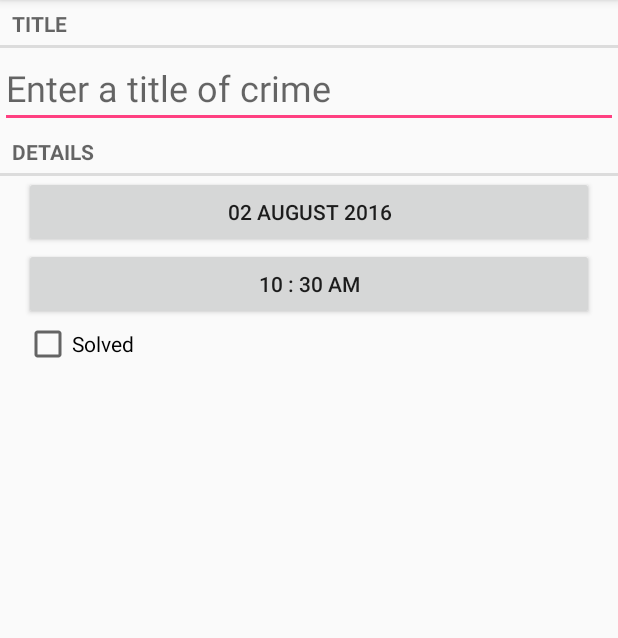
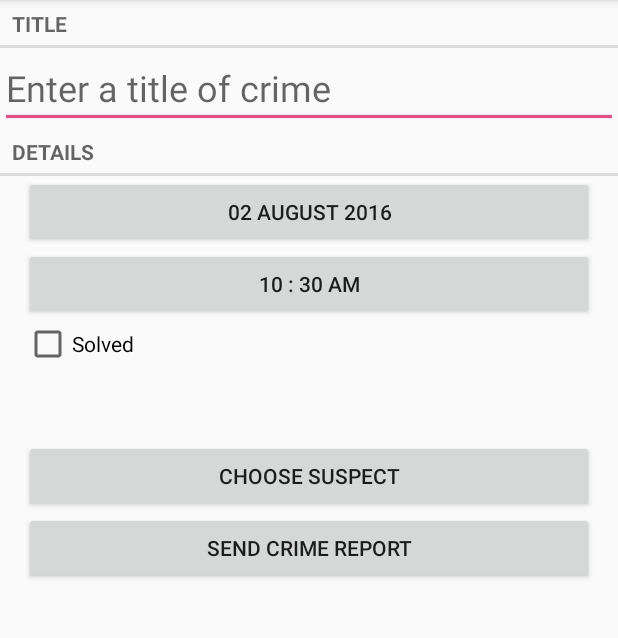
Before and after one commit to tanaphonble/criminal-intention, an Android app: the CrimeListFragment screen opened directly, with no data from a screen before it, after a tap on "New Crime", on a phone screen of 412 x 824 dp, the part 84-722 px from its top. Run offline under Robolectric (Android 15) with nearby library versions, the phone set to English and light mode, and no system bars.

Commit message:
add column suspect  to DB

```diff
--- a/app/src/main/java/com/augmentis/ayp/crimin/CrimeActivity.java
+++ b/app/src/main/java/com/augmentis/ayp/crimin/CrimeActivity.java
@@ -1,4 +1,4 @@
-package com.augmentis.ayp.crimin;
+ package com.augmentis.ayp.crimin;
 
 import android.content.Context;
 import android.content.Intent;
--- a/app/src/main/java/com/augmentis/ayp/crimin/CrimeFragment.java
+++ b/app/src/main/java/com/augmentis/ayp/crimin/CrimeFragment.java
@@ -15,6 +15,9 @@ import android.widget.Button;
 import android.widget.CheckBox;
 import android.widget.CompoundButton;
 import android.widget.EditText;
+
+import com.augmentis.ayp.crimin.model.Crime;
+import com.augmentis.ayp.crimin.model.CrimeLab;
 
 import java.util.Date;
 import java.util.UUID;
@@ -58,8 +61,10 @@ public class CrimeFragment extends Fragment {
     @Override
     public void onCreate(Bundle savedInstanceState) {
         super.onCreate(savedInstanceState);
+
+        CrimeLab crimeLab = CrimeLab.getInstance(getActivity());
         UUID crimeId = (UUID) getArguments().getSerializable(CRIME_ID);
-        crime = CrimeLab.getInstance(getActivity()).getCrimeById(crimeId);
+        crime = crimeLab.getCrimeById(crimeId);
     }
 
 
@@ -96,7 +101,8 @@ public class CrimeFragment extends Fragment {
         deleteCrimeButton.setOnClickListener(new View.OnClickListener() {
             @Override
             public void onClick(View v) {
-                CrimeLab.getInstance(getActivity()).deleteCrimeById(crime.getId());
+                //CrimeLab.getInstance(getActivity()).deleteCrimeById(crime.getId());
+                CrimeLab.getInstance(getActivity()).deleteCrime(crime.getId());
                 getActivity().finish();
             }
         });
@@ -134,13 +140,10 @@ public class CrimeFragment extends Fragment {
             @Override
             public void onCheckedChanged(CompoundButton buttonView, boolean isChecked) {
                 crime.setSolved(isChecked);
-                Log.d(CrimeListFragment.TAG, "Crime:" + crime.toString());
             }
         });
-
         Intent intent = new Intent();
         getActivity().setResult(Activity.RESULT_OK, intent);
-
         return v;
     }
 
@@ -151,15 +154,18 @@ public class CrimeFragment extends Fragment {
         }
         if (requestCode == REQUEST_DATE) {
             Date date = (Date) data.getSerializableExtra(DatePickerFragment.EXTRA_DATE);
-
             crime.setCrimeDate(date);
             crimeDateButton.setText(crime.getSimpleDateFormat(crime.getCrimeDate()));
-        }else if(requestCode == REQUEST_TIME){
+        } else if (requestCode == REQUEST_TIME) {
             Date date = (Date) data.getSerializableExtra(TimePickerFragment.EXTRA_TIME);
-
             crime.setCrimeDate(date);
             crimeTimeButton.setText(crime.getSimpleTimeFormat(crime.getCrimeDate()));
         }
+    }
 
+    @Override
+    public void onPause() {
+        super.onPause();
+        CrimeLab.getInstance(getActivity()).updateCrime(crime); // update crime in db
     }
 }
--- a/app/src/main/java/com/augmentis/ayp/crimin/CrimeLab.java
+++ /dev/null
@@ -1,66 +0,0 @@
-package com.augmentis.ayp.crimin;
-
-import android.content.Context;
-
-import java.util.ArrayList;
-import java.util.List;
-import java.util.UUID;
-
-/**
- * Created by Tanaphon on 7/18/2016.
- */
-public class CrimeLab {
-    List<Crime> crimeList;
-
-    private static CrimeLab instance;
-
-
-    public static CrimeLab getInstance(Context context) {
-        if (instance == null) {
-            instance = new CrimeLab();
-        }
-        return instance;
-    }
-
-
-    private CrimeLab() {
-        crimeList = new ArrayList<>();
-    }
-
-    public int getCrimePositionById(UUID uuid) {
-        int size = crimeList.size();
-        for (int i = 0; i < size; i++) {
-            if (crimeList.get(i).getId().equals(uuid)) {
-                return i;
-            }
-        }
-        return -1;
-    }
-
-    public void deleteCrimeById(UUID uuid) {
-        for (Crime crime : crimeList) {
-            if (crime.getId().equals(uuid)) {
-                crimeList.remove(getCrimePositionById(uuid));
-                return;
-            }
-        }
-    }
-
-    public Crime getCrimeById(UUID uuid) {
-        for (Crime crime : crimeList) {
-            if (crime.getId().equals(uuid)) {
-                return crime;
-            }
-        }
-        return null;
-    }
-
-
-    public List<Crime> getCrimes() {
-        return this.crimeList;
-    }
-
-    public void addCrime(Crime crime) {
-        crimeList.add(crime);
-    }
-}
--- a/app/src/main/java/com/augmentis/ayp/crimin/CrimeListFragment.java
+++ b/app/src/main/java/com/augmentis/ayp/crimin/CrimeListFragment.java
@@ -1,6 +1,5 @@
 package com.augmentis.ayp.crimin;
 
-import android.app.Activity;
 import android.content.Intent;
 import android.os.Bundle;
 import android.support.annotation.Nullable;
@@ -19,7 +18,9 @@ import android.widget.CheckBox;
 import android.widget.CompoundButton;
 import android.widget.TextView;
 
-import java.util.Arrays;
+import com.augmentis.ayp.crimin.model.Crime;
+import com.augmentis.ayp.crimin.model.CrimeLab;
+
 import java.util.List;
 
 
@@ -33,8 +34,6 @@ public class CrimeListFragment extends Fragment {
     private RecyclerView _crimeRecyclerView;
     private CrimeAdapter _adapter;
 
-    private Integer[] crimePos;
-
     protected static final String TAG = "CRIME_LIST";
 
     private boolean _subtitleVisible;
@@ -45,11 +44,9 @@ public class CrimeListFragment extends Fragment {
         View v = inflater.inflate(R.layout.fragment_crime_list, container, false);
         _crimeRecyclerView = (RecyclerView) v.findViewById(R.id.crime_recycler_view);
         _crimeRecyclerView.setLayoutManager(new LinearLayoutManager(getActivity()));
-
-        if(savedInstanceState != null){
+        if (savedInstanceState != null) {
             _subtitleVisible = savedInstanceState.getBoolean(SUBTITLE_VISIBLE_STATE);
         }
-
         updateUI();
 
         return v;
@@ -59,15 +56,12 @@ public class CrimeListFragment extends Fragment {
     public void onCreateOptionsMenu(Menu menu, MenuInflater inflater) {
         super.onCreateOptionsMenu(menu, inflater);
         inflater.inflate(R.menu.crime_list_menu, menu);
-
         MenuItem menuItem = menu.findItem(R.id.menu_item_show_subtitle);
-
         if (_subtitleVisible) {
             menuItem.setTitle(R.string.hide_subtitle);
         } else {
             menuItem.setTitle(R.string.show_subtitle);
         }
-
     }
 
     @Override
@@ -82,7 +76,7 @@ public class CrimeListFragment extends Fragment {
         switch (item.getItemId()) {
             case R.id.menu_item_new_crime:
                 Crime crime = new Crime();
-                CrimeLab.getInstance(getActivity()).addCrime(crime); // TODO: Add addCrime to Crime
+                CrimeLab.getInstance(getActivity()).addCrime(crime);
                 Intent intent = CrimePagerActivity.newIntent(getActivity(), crime.getId(), true);
                 startActivity(intent);
                 return true;
@@ -107,6 +101,7 @@ public class CrimeListFragment extends Fragment {
             _adapter = new CrimeAdapter(crimes);
             _crimeRecyclerView.setAdapter(_adapter);
         } else {
+            _adapter.setCrimes(crimeLab.getCrimes());
             _adapter.notifyDataSetChanged();
         }
         updateSubtitle();
@@ -117,7 +112,7 @@ public class CrimeListFragment extends Fragment {
         CrimeLab crimeLab = CrimeLab.getInstance(getActivity());
         int crimeCount = crimeLab.getCrimes().size();
         String subtitle = getString(R.string.subtitle_format, crimeCount);
-        if(!_subtitleVisible){
+        if (!_subtitleVisible) {
             subtitle = null;
         }
         AppCompatActivity appCompatActivity = (AppCompatActivity) getActivity();
@@ -161,6 +156,7 @@ public class CrimeListFragment extends Fragment {
                 @Override
                 public void onCheckedChanged(CompoundButton buttonView, boolean isChecked) {
                     _crime.setSolved(isChecked);
+                    CrimeLab.getInstance(getActivity()).updateCrime(_crime);
                 }
             });
             _dateTextView.setText(_crime.getCrimeDate().toString());
@@ -178,6 +174,10 @@ public class CrimeListFragment extends Fragment {
         private List<Crime> _crimes;
 
         public CrimeAdapter(List<Crime> crimes) {
+            _crimes = crimes;
+        }
+
+        protected void setCrimes(List<Crime> crimes) {
             _crimes = crimes;
         }
 
--- a/app/src/main/java/com/augmentis/ayp/crimin/CrimePagerActivity.java
+++ b/app/src/main/java/com/augmentis/ayp/crimin/CrimePagerActivity.java
@@ -2,80 +2,30 @@ package com.augmentis.ayp.crimin;
 
 import android.content.Context;
 import android.content.Intent;
-import android.os.Bundle;
 import android.support.v4.app.Fragment;
-import android.support.v4.app.FragmentManager;
-import android.support.v4.app.FragmentStatePagerAdapter;
-import android.support.v4.view.ViewPager;
-import android.support.v7.app.AppCompatActivity;
-import android.util.Log;
 
-import java.util.List;
 import java.util.UUID;
 
-public class CrimePagerActivity extends AppCompatActivity {
+public class CrimePagerActivity extends SingleFragmentActivity {
 
     private static final String IS_ON_ADD_NEW_CRIME = "IS_ON_ADD_NEW_CRIME" ;
 
-    private ViewPager _viewPager;
-    private List<Crime> _crimes;
     private UUID _crimeId;
-
     private boolean _isNewCrime;
 
     @Override
-    protected void onCreate(Bundle savedInstanceState) {
-        super.onCreate(savedInstanceState);
-        setContentView(R.layout.activity_crime_pager);
-
+    protected Fragment onCreateFragment() {
         _crimeId = (UUID) getIntent().getSerializableExtra(CRIME_ID);
-
-        _viewPager = (ViewPager) findViewById(R.id.activity_crime_pager_view_pager);
-
-        _crimes = CrimeLab.getInstance(this).getCrimes();
-
         _isNewCrime = (boolean) getIntent().getSerializableExtra(IS_ON_ADD_NEW_CRIME);
-
-        FragmentManager fm = getSupportFragmentManager();
-
-        _viewPager.setAdapter(new FragmentStatePagerAdapter(fm) {
-            @Override
-            public Fragment getItem(int position) {
-                Crime crime = _crimes.get(position);
-                Fragment f = CrimeFragment.newInstance(crime.getId(), _isNewCrime);
-                return f;
-            }
-
-            @Override
-            public int getCount() {
-                return _crimes.size();
-            }
-        });
-
-        int position = CrimeLab.getInstance(this).getCrimePositionById(_crimeId);
-        _viewPager.setCurrentItem(position);
-    }
-
-    @Override
-    protected void onPause() {
-        super.onPause();
-
-        Log.d(CrimeListFragment.TAG, "Crime Pager Activity: on pause");
+        return CrimeFragment.newInstance(_crimeId, _isNewCrime);
     }
 
     protected static final String CRIME_ID = "crimePagerActivity.crimeId";
-    /**
-     * Create an intent for sending intent to this class
-     *
-     * @param activity intent from this activity
-     * @param id       crime uuid
-     * @return intent that for starting a new activity
-     */
+
     public static Intent newIntent(Context activity, UUID id, boolean isOnAddNewCrime) {
         Intent intent = new Intent(activity, CrimePagerActivity.class);
         intent.putExtra(CRIME_ID, id);
         intent.putExtra(IS_ON_ADD_NEW_CRIME, isOnAddNewCrime);
         return intent;
     }
-
 }
--- a/app/src/main/java/com/augmentis/ayp/crimin/Crime.java
+++ b/app/src/main/java/com/augmentis/ayp/crimin/model/Crime.java
@@ -1,4 +1,4 @@
-package com.augmentis.ayp.crimin;
+package com.augmentis.ayp.crimin.model;
 
 import java.text.SimpleDateFormat;
 import java.util.Date;
@@ -13,10 +13,18 @@ public class Crime {
     private String title;
     private Date crimeDate;
     private boolean solved;
+    private String suspect;
+
+    public String getSuspect() {
+        return suspect;
+    }
+
+    public void setSuspect(String suspect) {
+        this.suspect = suspect;
+    }
 
     public Crime() {
-        id = UUID.randomUUID();
-        crimeDate = new Date();
+        this(UUID.randomUUID());
     }
 
     public UUID getId() {
@@ -45,6 +53,11 @@ public class Crime {
         this.crimeDate = crimeDate;
     }
 
+    public Crime(UUID uuid){
+        this.id = uuid;
+        crimeDate = new Date();
+    }
+
     public boolean isSolved() {
         return solved;
     }
@@ -68,6 +81,7 @@ public class Crime {
         builder.append(",Title ").append(title);
         builder.append(",Crime Date ").append(getSimpleDateFormat(crimeDate));
         builder.append(",Solved ").append(solved);
+        builder.append(",Suspect ").append(suspect);
         return builder.toString();
     }
 }
--- /dev/null
+++ b/app/src/main/java/com/augmentis/ayp/crimin/model/CrimeCursorWrapper.java
@@ -0,0 +1,33 @@
+package com.augmentis.ayp.crimin.model;
+
+import android.database.Cursor;
+import android.database.CursorWrapper;
+
+import com.augmentis.ayp.crimin.model.CrimeDBSchema.CrimeTable;
+
+import java.util.Date;
+import java.util.UUID;
+
+/**
+ * Created by Tanaphon on 8/1/2016.
+ */
+public class CrimeCursorWrapper extends CursorWrapper {
+    public CrimeCursorWrapper(Cursor cursor) {
+        super(cursor);
+    }
+
+    public Crime getCrime() {
+        String uuidString = getString(getColumnIndex(CrimeTable.Cols.UUID));
+        String title = getString(getColumnIndex(CrimeTable.Cols.TITLE));
+        Long date = getLong(getColumnIndex(CrimeTable.Cols.DATE));
+        int isSolved = getInt(getColumnIndex(CrimeTable.Cols.SOLVED));
+        String suspect = getString(getColumnIndex(CrimeTable.Cols.SUSPECT));
+
+        Crime crime = new Crime(UUID.fromString(uuidString));
+        crime.setTitle(title);
+        crime.setCrimeDate(new Date(date));
+        crime.setSolved(isSolved != 0);
+        crime.setSuspect(suspect);
+        return crime;
+    }
+}
--- /dev/null
+++ b/app/src/main/java/com/augmentis/ayp/crimin/model/CrimeLab.java
@@ -0,0 +1,119 @@
+package com.augmentis.ayp.crimin.model;
+
+import com.augmentis.ayp.crimin.model.CrimeDBSchema.CrimeTable;
+
+import android.content.ContentValues;
+import android.content.Context;
+import android.database.Cursor;
+import android.database.sqlite.SQLiteDatabase;
+
+import java.util.ArrayList;
+import java.util.List;
+import java.util.UUID;
+
+/**
+ * Created by Tanaphon on 7/18/2016.
+ */
+public class CrimeLab {
+    ///////////////////////////////////////// STATIC ///////////////////////////////////////////
+    private static CrimeLab instance;
+    private static final String TAG = "CrimeLab";
+
+    public static CrimeLab getInstance(Context context) {
+        if (instance == null) {
+            instance = new CrimeLab(context);
+        }
+        return instance;
+    }
+
+    private static ContentValues getContentValues(Crime crime) {
+        ContentValues contentValues = new ContentValues();
+        contentValues.put(CrimeTable.Cols.UUID, crime.getId().toString());
+        contentValues.put(CrimeTable.Cols.TITLE, crime.getTitle());
+        contentValues.put(CrimeTable.Cols.DATE, crime.getCrimeDate().getTime());
+        contentValues.put(CrimeTable.Cols.SOLVED, (crime.isSolved()) ? 1 : 0);
+        contentValues.put(CrimeTable.Cols.SUSPECT, (crime.getSuspect()));
+        return contentValues;
+    }
+    ////////////////////////////////////////////////////////////////////////////////////////////
+
+
+    private CrimeLab(Context context) {
+        this.context = context;
+
+        CrimesBaseHelper crimesBaseHelper = new CrimesBaseHelper(context);
+        database = crimesBaseHelper.getWritableDatabase();
+    }
+
+    private Context context;
+
+
+    private SQLiteDatabase database;
+
+    public void deleteCrimeById(UUID uuid) {
+    }
+
+    public Crime getCrimeById(UUID uuid) {
+        CrimeCursorWrapper cursor = queryCrimes(CrimeTable.Cols.UUID + " = ? ",
+                new String[]{uuid.toString()});
+        try {
+            if (cursor.getCount() == 0) {
+                return null;
+            }
+            cursor.moveToFirst();
+            return cursor.getCrime();
+        } finally {
+            cursor.close();
+        }
+    }
+
+    public CrimeCursorWrapper queryCrimes(String whereCause, String[] whereArgs) {
+        Cursor cursor = database.query(CrimeTable.NAME,
+                null,
+                whereCause,
+                whereArgs,
+                null,
+                null,
+                null);
+
+        return new CrimeCursorWrapper(cursor);
+    }
+
+    public List<Crime> getCrimes() {
+        List<Crime> crimes = new ArrayList<>();
+
+        CrimeCursorWrapper cursor = queryCrimes(null, null);
+
+        try {
+            cursor.moveToFirst();
+            while (!cursor.isAfterLast()) {
+                crimes.add(cursor.getCrime());
+                cursor.moveToNext();
+            }
+        } finally {
+            cursor.close();
+        }
+
+        return crimes;
+
+    }
+
+    public void addCrime(Crime crime) {
+        ContentValues contentValues = getContentValues(crime);
+        database.insert(CrimeTable.NAME, null, contentValues);
+    }
+
+    public void deleteCrime(UUID uuid) {
+        database.delete(CrimeTable.NAME,
+                CrimeTable.Cols.UUID + " = ?",
+                new String[]{uuid.toString()});
+    }
+
+    public void updateCrime(Crime crime) {
+        String uuidStr = crime.getId().toString();
+        ContentValues contentValues = getContentValues(crime);
+
+        database.update(CrimeTable.NAME, contentValues,
+                CrimeTable.Cols.UUID + " = ?", new String[]{uuidStr});
+    }
+}
--- a/app/src/main/res/layout-land/fragment_crime.xml
+++ b/app/src/main/res/layout-land/fragment_crime.xml
@@ -29,6 +29,14 @@
         android:layout_width="match_parent"
         android:layout_height="wrap_content"
         android:layout_gravity="center_horizontal">
+        <CheckBox
+            android:id="@+id/crime_solved"
+            android:layout_width="wrap_content"
+            android:layout_height="wrap_content"
+            android:layout_marginLeft="16dp"
+            android:layout_marginRight="16dp"
+            android:text="@string/crime_solved_label"
+            android:layout_weight="1" />
 
         <Button
             android:id="@+id/crime_date"
@@ -36,16 +44,29 @@
             android:layout_height="wrap_content"
             android:layout_marginLeft="16dp"
             android:layout_marginRight="16dp"
-            android:layout_weight="1" />
+            android:layout_weight="3" />
 
-        <CheckBox
-            android:id="@+id/crime_solved"
-            android:layout_width="wrap_content"
+    </LinearLayout>
+
+    <LinearLayout
+        android:orientation="horizontal"
+        android:layout_width="match_parent"
+        android:layout_height="wrap_content">
+        <Button
+            android:layout_width="match_parent"
             android:layout_height="wrap_content"
-            android:layout_marginLeft="16dp"
-            android:layout_marginRight="16dp"
-            android:text="@string/crime_solved_label"
-            android:layout_weight="3" />
+            android:text="@string/choose_suspect"
+            android:id="@+id/crime_suspect"
+            android:layout_gravity="center_horizontal"
+            android:layout_weight="1"/>
+
+        <Button
+            android:layout_width="match_parent"
+            android:layout_height="wrap_content"
+            android:text="@string/send_crime_report"
+            android:id="@+id/crime_report"
+            android:layout_gravity="center_horizontal"
+            android:layout_weight="1"/>
     </LinearLayout>
 
 </LinearLayout>
--- a/app/src/main/res/layout/fragment_crime.xml
+++ b/app/src/main/res/layout/fragment_crime.xml
@@ -1,5 +1,6 @@
 <?xml version="1.0" encoding="utf-8"?>
 <LinearLayout xmlns:android="http://schemas.android.com/apk/res/android"
+    xmlns:tools="http://schemas.android.com/tools"
     android:orientation="vertical"
     android:layout_width="match_parent"
     android:layout_height="match_parent">
@@ -45,7 +46,7 @@
         android:layout_height="wrap_content"
         android:layout_marginLeft="16dp"
         android:layout_marginRight="16dp"
-        android:text="@string/crime_solved_label"/>
+        android:text="@string/crime_solved_label" />
 
     <Button
         android:id="@+id/button_delete_crime"
@@ -54,6 +55,23 @@
         android:text="@string/delete_crime"
         android:layout_gravity="bottom|center"/>
 
+    <Button
+        android:layout_width="match_parent"
+        android:layout_height="wrap_content"
+        android:text="@string/choose_suspect"
+        android:id="@+id/crime_suspect"
+        android:layout_gravity="center_horizontal"
+        android:layout_marginLeft="16dp"
+        android:layout_marginRight="16dp"/>
+
+    <Button
+        android:layout_width="match_parent"
+        android:layout_height="wrap_content"
+        android:text="@string/send_crime_report"
+        android:id="@+id/crime_report"
+        android:layout_gravity="center_horizontal"
+        android:layout_marginLeft="16dp"
+        android:layout_marginRight="16dp"/>
 
 
 </LinearLayout>
--- a/app/src/main/res/values/strings.xml
+++ b/app/src/main/res/values/strings.xml
@@ -11,4 +11,6 @@
     <string name="subtitle_format">%d Crime(s)</string>
     <string name="hide_subtitle">Hide Subtitle</string>
     <string name="delete_crime">Delete Crime</string>
+    <string name="choose_suspect">Choose Suspect</string>
+    <string name="send_crime_report">Send Crime Report</string>
 </resources>
```
Also changed, not shown: app/src/main/java/com/augmentis/ayp/crimin/model/CrimeDBSchema.java (added, +18 -0 lines), app/src/main/java/com/augmentis/ayp/crimin/model/CrimesBaseHelper.java (added, +74 -0 lines).
